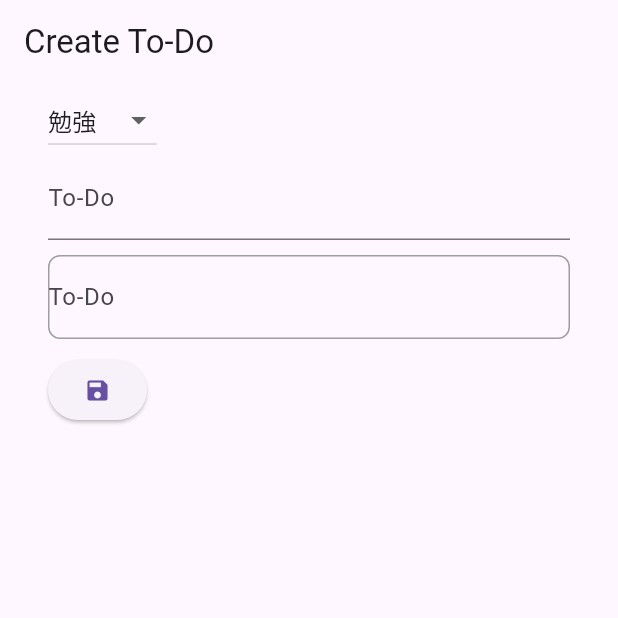
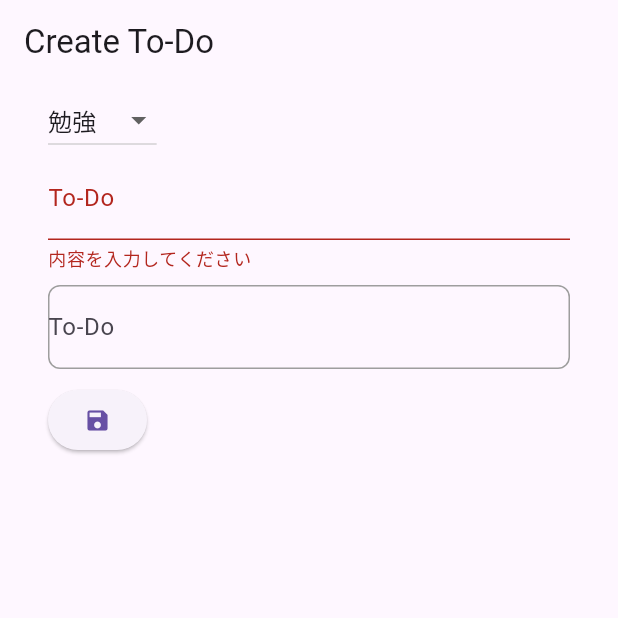
Before and after one commit to gaku-c68/to_do_list, a Flutter app: the screen it shows after launch, after a tap on the "save" icon, on a phone screen of 412 x 824 dp, the top half of it. Run offline on Flutter 3.47's test engine with Material 3 defaults, Android fonts, the phone set to English and light mode, and no system bars; our stand-ins replace flutter_hooks, gap, hooks_riverpod.

Commit message:
feat: フォーム送信後に成功メッセージを表示する機能を追加

```diff
--- a/lib/screens/create_to_do/page.dart
+++ b/lib/screens/create_to_do/page.dart
@@ -61,6 +61,11 @@ class CreateTodoPage extends HookConsumerWidget {
             const Gap(10),
             ElevatedButton(
               onPressed: () {
+                if (formKey.currentState!.validate()) {
+                  ScaffoldMessenger.of(
+                    context,
+                  ).showSnackBar(const SnackBar(content: Text('入力完了しました')));
+                }
                 // 保存処理をここに追加
               },
               child: const Icon(Icons.save),
```
